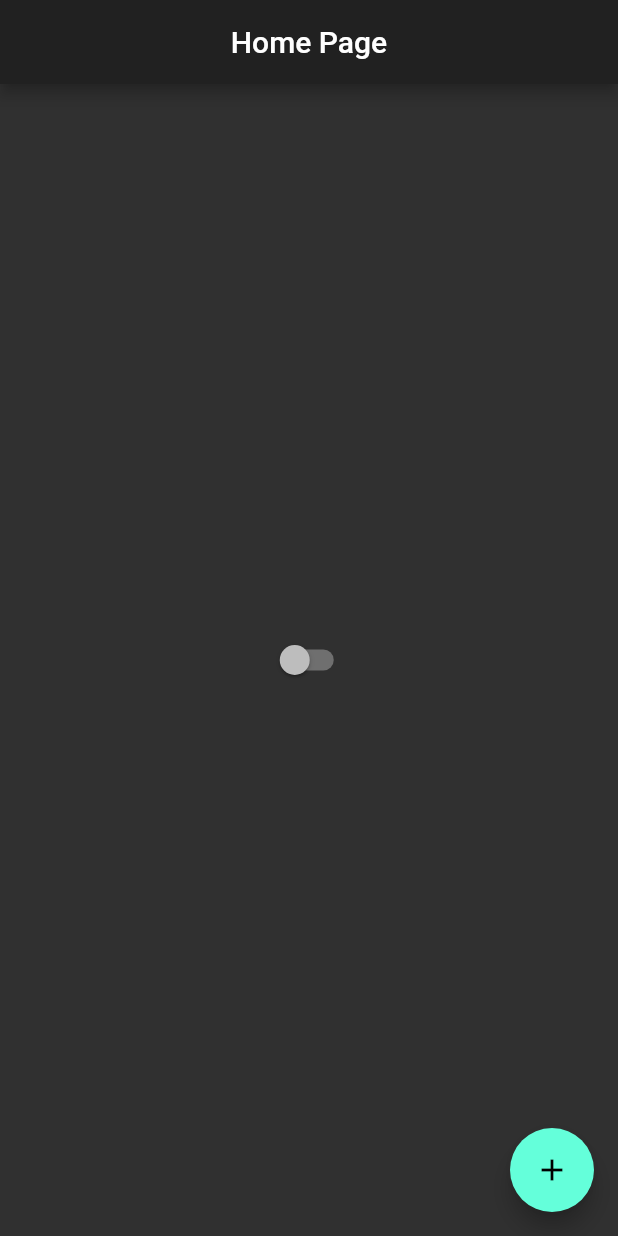
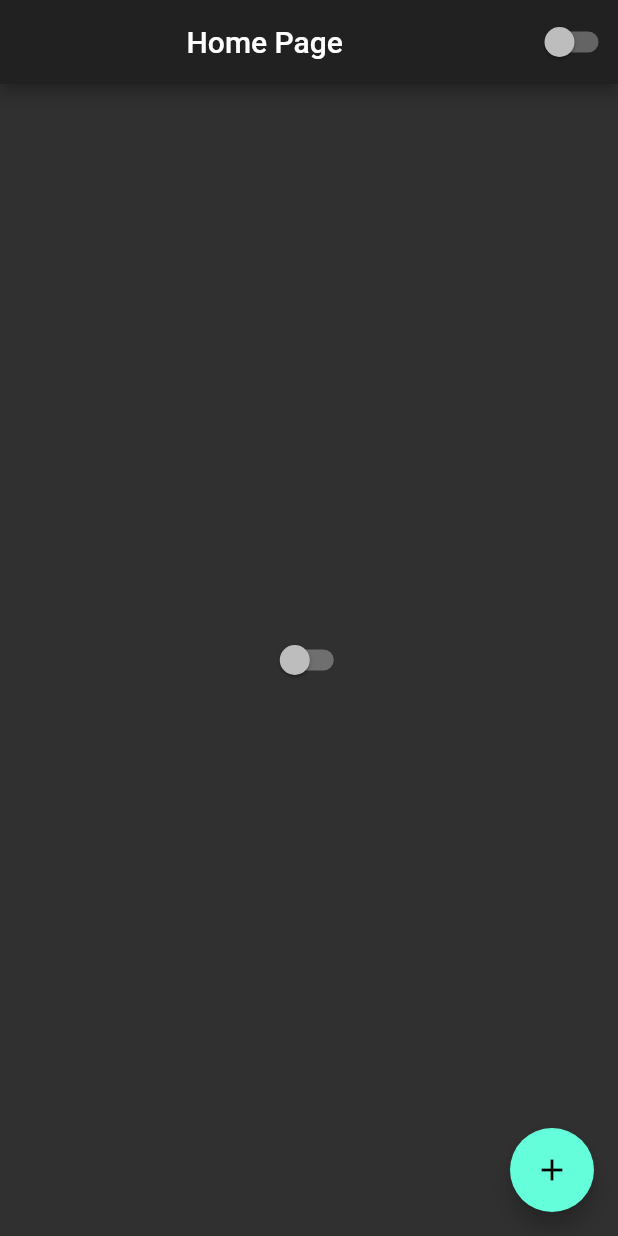
Before and after one commit to Natanael-ADS/Cursos, a Flutter app: the screen it shows after launch, on a phone screen of 412 x 824 dp. Run offline on Flutter 3.47's test engine with Material 2 defaults, Android fonts, the phone set to English and light mode, and no system bars.

Commit message:
05 Curso Flutter - componentizaçao de widgets

```diff
--- a/08 - Flutter/Aulas/curso/lib/home_page.dart
+++ b/08 - Flutter/Aulas/curso/lib/home_page.dart
@@ -15,15 +15,9 @@ class HomePageState extends State<HomePage> {
     return Scaffold(
       appBar: AppBar(
         title: Center(child: Text('Home Page')),
+        actions: [CustomSwitch()],
       ),
-      body: Center(
-        child: Switch(
-          onChanged: (bool value) {
-            AppController.instance.changeTheme();
-          },
-          value: AppController.instance.isDarkTheme,
-        ),
-      ),
+      body: Center(child: CustomSwitch()),
       floatingActionButton: FloatingActionButton(
         child: Icon(Icons.add),
         onPressed: () {
@@ -35,3 +29,15 @@ class HomePageState extends State<HomePage> {
     );
   }
 }
+
+class CustomSwitch extends StatelessWidget {
+  @override
+  Widget build(BuildContext context) {
+    return Switch(
+      onChanged: (bool value) {
+        AppController.instance.changeTheme();
+      },
+      value: AppController.instance.isDarkTheme,
+    );
+  }
+}
```
